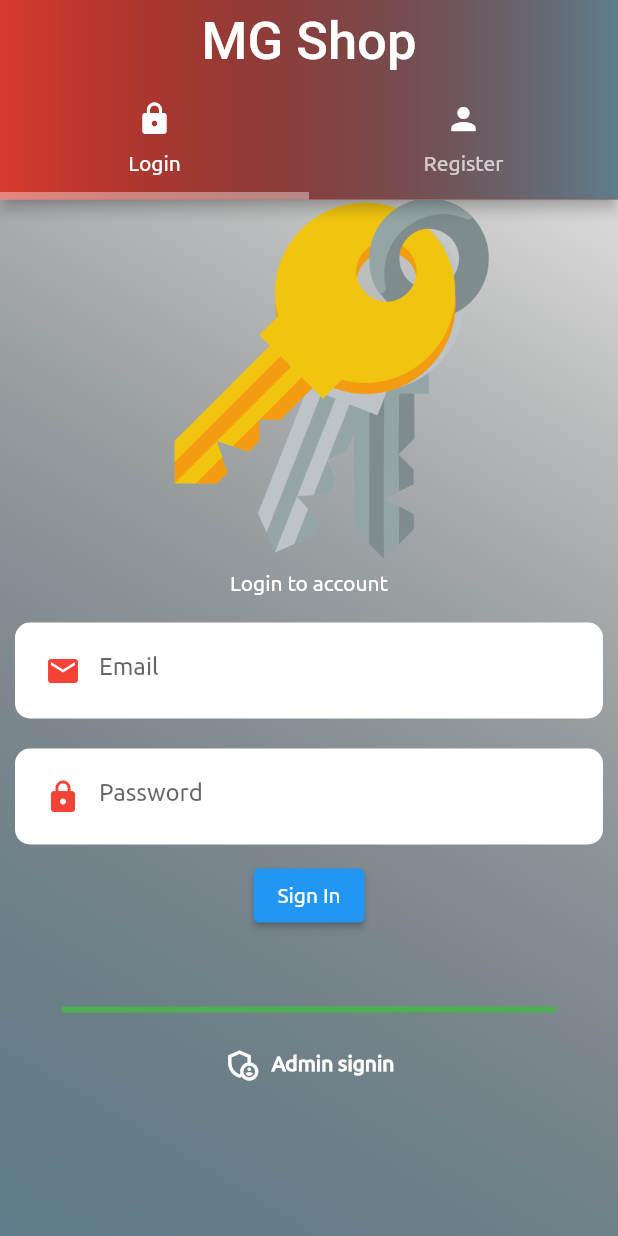
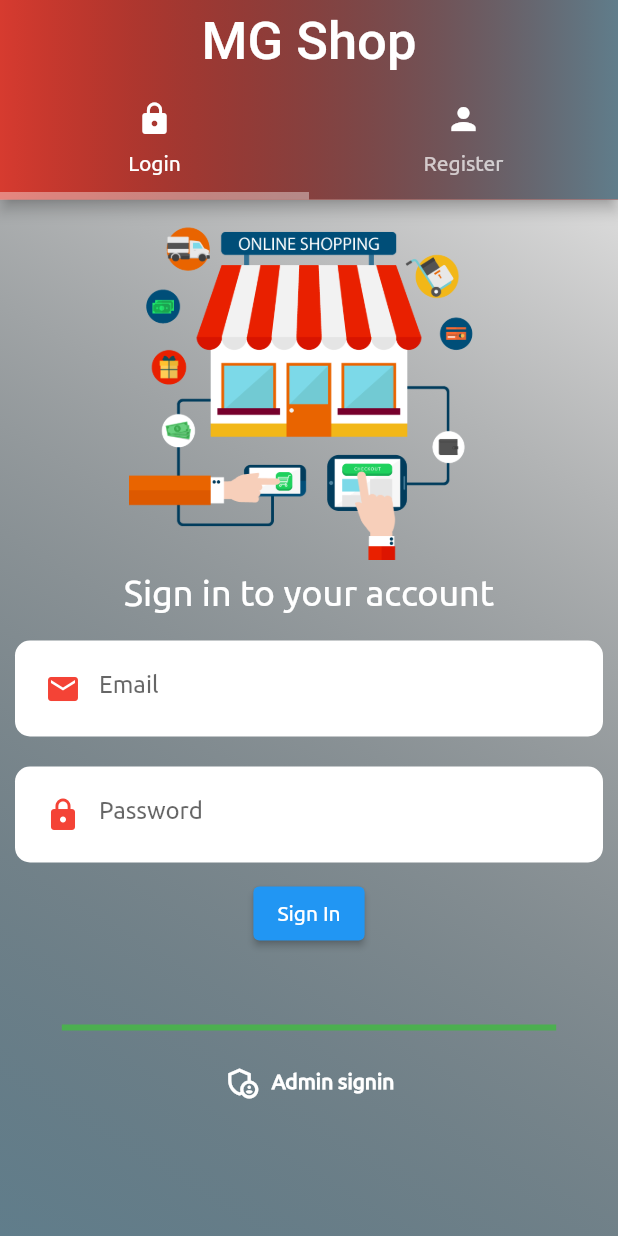
Before and after one commit to occiandiaali/Mirus-Global-Shop, a Flutter app: the screen it shows after launch, on a phone screen of 412 x 824 dp. Run offline on Flutter 3.47's test engine with Material 2 defaults, Android fonts, the phone set to English and light mode, and no system bars; our stand-ins replace cloud_firestore, firebase_auth, firebase_core, firebase_storage, fluttertoast, image_picker and 1 more; accounts and stored records are empty; Roboto replaces fonts that are missing (Ubuntu-Regular).

```diff
--- a/lib/authentication/login.dart
+++ b/lib/authentication/login.dart
@@ -15,9 +15,9 @@ class Login extends StatefulWidget {
 
 class _LoginState extends State<Login> {
 
-  final GlobalKey<FormState> _formKey = GlobalKey<FormState>();
-  final TextEditingController _emailEditingController = TextEditingController();
-  final TextEditingController _passwordEditingController = TextEditingController();
+  final _formKey = GlobalKey<FormState>();
+  final _emailEditingController = TextEditingController();
+  final _passwordEditingController = TextEditingController();
 
 
   @override
@@ -32,15 +32,15 @@ class _LoginState extends State<Login> {
             Container(
               alignment: Alignment.bottomCenter,
               child: Image.asset(
-                  'images/login.png',
+                  'images/welcome.png',
               height: 240.0,
               width: 240.0,),
             ),
             Padding(
               padding: EdgeInsets.all(8.0),
               child: Text(
-                'Login to account',
-                style: TextStyle(color: Colors.white),
+                'Sign in to your account',
+                style: TextStyle(color: Colors.white, fontSize: 24.0),
               ),
             ),
             Form(
@@ -110,7 +110,7 @@ class _LoginState extends State<Login> {
  void loginUser() async {
     showDialog(
       context: context,
-      builder: (c) => LoadingAlertDialog(message: 'Relax, checking your creds...')
+      builder: (c) => LoadingAlertDialog(message: 'Checking your credentials...')
     );
     User firebaseUser;
     await _auth.signInWithEmailAndPassword(
@@ -153,4 +153,27 @@ class _LoginState extends State<Login> {
    });
  }
 
+Future dummyData(User fUser) async {
+  FirebaseFirestore.instance.collection("users")
+      .doc(fUser.uid)
+      .get()
+      .then((value) async {
+          EshopApp.sharedPreferences.getString("uid");
+          EshopApp.sharedPreferences.getString(EshopApp.userEmail);
+          EshopApp.sharedPreferences.getString(EshopApp.userName);
+          EshopApp.sharedPreferences.getString(EshopApp.userAvatarUrl);
+
+         // List<String> cartList = value.data()[EshopApp.userCartList].cast<String>();
+          EshopApp.sharedPreferences.getStringList(EshopApp.userCartList).cast<String>();
+
+  }).catchError((error) {
+    showDialog(
+        context: context,
+        builder: (c) {
+          return ErrorAlertDialog(message: error.toString());
+        }
+    );
+  });
+}
+
 } // class
--- a/lib/authentication/register.dart
+++ b/lib/authentication/register.dart
@@ -189,7 +189,7 @@ void _registerUser() async {
 }
 
 Future saveUserInfoToFireStore(User fUser) async {
-  await FirebaseFirestore.instance.collection("users").add({
+  FirebaseFirestore.instance.collection("users").add({
     "uid": fUser.uid,
     "name": _nameEditingController.text,
     "email": fUser.email,
```
